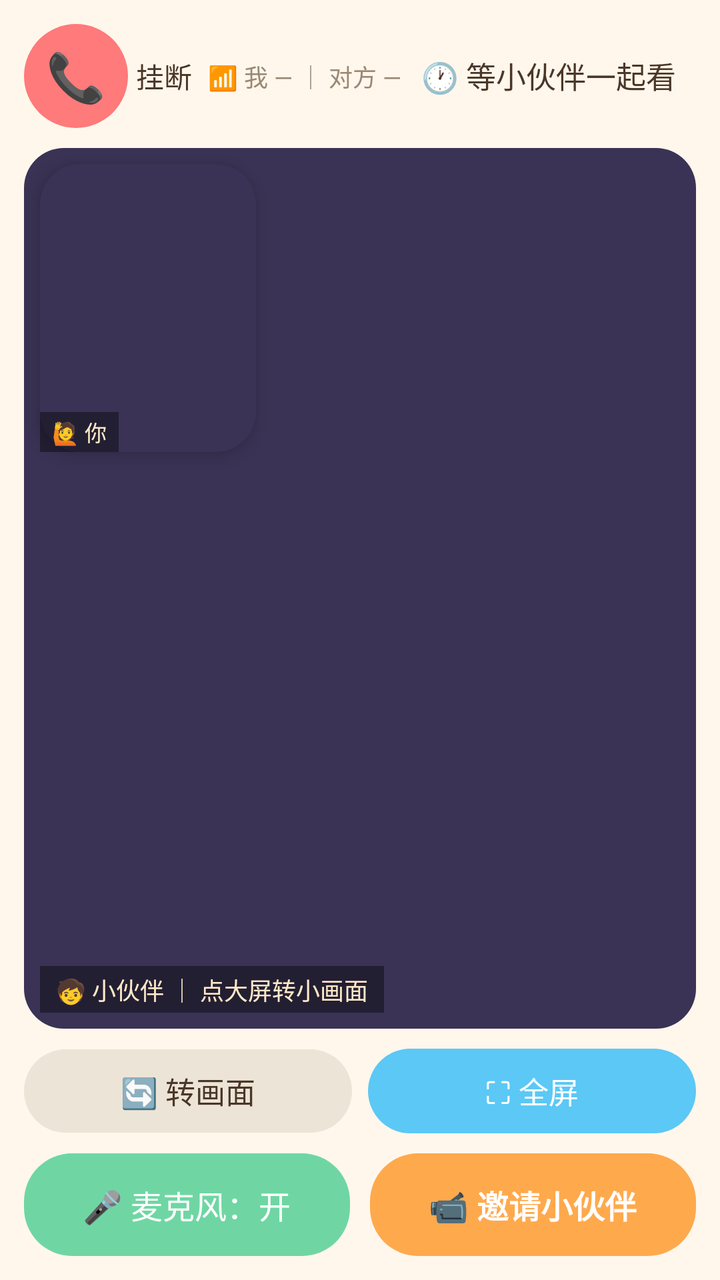
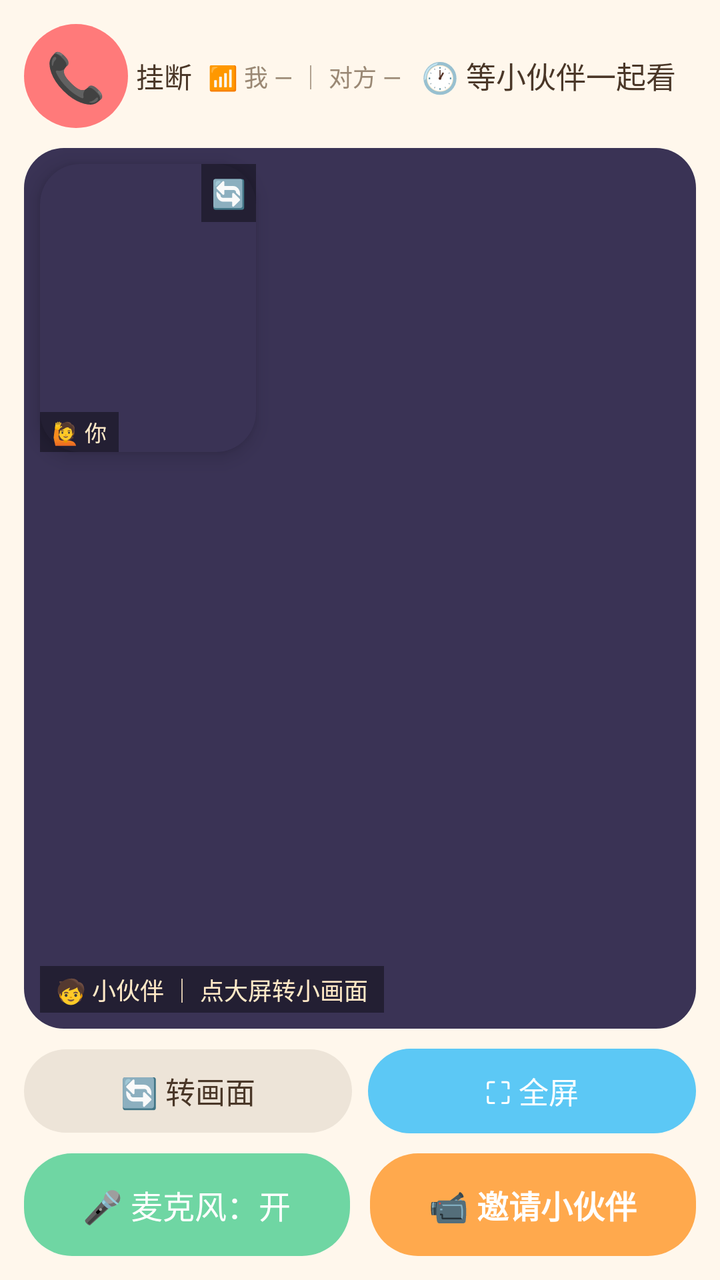

An Android layout rendered at two revisions. The XML below is the earlier revision; the diff shows what the commit changed to produce the second picture.
<!-- AndroidManifest.xml: application theme Theme.KidsTalk -->
<!-- res/layout/activity_video.xml -->
<?xml version="1.0" encoding="utf-8"?>
<FrameLayout xmlns:android="http://schemas.android.com/apk/res/android"
    android:id="@+id/videoRoot"
    android:layout_width="match_parent"
    android:layout_height="match_parent"
    android:background="#000000">

    <LinearLayout
        android:id="@+id/videoContent"
        android:orientation="vertical"
        android:padding="12dp"
        android:background="@color/kids_bg"
        android:layout_width="match_parent"
        android:layout_height="match_parent">

        <LinearLayout
            android:id="@+id/videoTopBar"
            android:orientation="horizontal"
            android:gravity="center_vertical"
            android:layout_width="match_parent"
            android:layout_height="wrap_content">

            <FrameLayout
                android:id="@+id/btnVideoBack"
                android:clickable="true"
                android:focusable="true"
                android:foreground="@drawable/ripple_light"
                android:background="@drawable/shape_circle_red"
                android:layout_width="52dp"
                android:layout_height="52dp">

                <TextView
                    android:text="📞"
                    android:textSize="24sp"
                    android:layout_gravity="center"
                    android:layout_width="wrap_content"
                    android:layout_height="wrap_content" />
            </FrameLayout>

            <TextView
                android:text="挂断"
                android:textSize="14sp"
                android:textColor="@color/kids_text"
                android:layout_marginStart="4dp"
                android:layout_width="wrap_content"
                android:layout_height="wrap_content" />

            <TextView
                android:id="@+id/tvLink"
                android:text="📶 我 — ｜ 对方 —"
                android:textSize="12sp"
                android:textColor="@color/kids_text_sub"
                android:layout_marginStart="8dp"
                android:layout_width="wrap_content"
                android:layout_height="wrap_content" />

            <TextView
                android:id="@+id/tvVideoStatus"
                android:text="🕐 等小伙伴一起看"
                android:textSize="15sp"
                android:textColor="@color/kids_text"
                android:layout_marginStart="10dp"
                android:layout_width="0dp"
                android:layout_weight="1"
                android:layout_height="wrap_content" />
        </LinearLayout>

        
        <FrameLayout
            android:id="@+id/videoStage"
            android:layout_width="match_parent"
            android:layout_height="0dp"
            android:layout_weight="1"
            android:layout_marginTop="10dp"
            android:background="@drawable/shape_screen">

            <TextureView
                android:id="@+id/remoteView"
                android:layout_width="match_parent"
                android:layout_height="match_parent"
                android:layout_gravity="center" />

            <TextView
                android:id="@+id/tvRemoteTag"
                android:text="🧒 小伙伴 ｜ 点大屏转小画面"
                android:textSize="12sp"
                android:textColor="#FFE9C7"
                android:background="#66000000"
                android:paddingHorizontal="8dp"
                android:paddingVertical="3dp"
                android:layout_gravity="bottom|start"
                android:layout_margin="8dp"
                android:layout_width="wrap_content"
                android:layout_height="wrap_content" />

            <FrameLayout
                android:id="@+id/localCard"
                android:layout_width="108dp"
                android:layout_height="144dp"
                android:layout_gravity="top|start"
                android:layout_margin="8dp"
                android:background="@drawable/shape_screen"
                android:elevation="6dp">

                <TextureView
                    android:id="@+id/localPreview"
                    android:layout_width="match_parent"
                    android:layout_height="match_parent"
                    android:layout_gravity="center" />

                <TextView
                    android:text="🙋 你"
                    android:textSize="11sp"
                    android:textColor="#FFE9C7"
                    android:background="#66000000"
                    android:paddingHorizontal="6dp"
                    android:paddingVertical="2dp"
                    android:layout_gravity="bottom|start"
                    android:layout_width="wrap_content"
                    android:layout_height="wrap_content" />
            </FrameLayout>
        </FrameLayout>

        
        <LinearLayout
            android:id="@+id/videoToolBar"
            android:orientation="horizontal"
            android:gravity="center"
            android:layout_marginTop="10dp"
            android:layout_width="match_parent"
            android:layout_height="wrap_content">

            <TextView
                android:id="@+id/btnRotate"
                android:text="🔄 转画面"
                android:textSize="15sp"
                android:textColor="@color/kids_text"
                android:background="@drawable/shape_pill_gray"
                android:gravity="center"
                android:clickable="true"
                android:focusable="true"
                android:paddingVertical="10dp"
                android:layout_width="0dp"
                android:layout_weight="1"
                android:layout_height="wrap_content" />

            <TextView
                android:id="@+id/btnFullscreen"
                android:text="⛶ 全屏"
                android:textSize="15sp"
                android:textColor="#FFFFFF"
                android:background="@drawable/shape_pill_blue"
                android:gravity="center"
                android:clickable="true"
                android:focusable="true"
                android:paddingVertical="10dp"
                android:layout_marginStart="8dp"
                android:layout_width="0dp"
                android:layout_weight="1"
                android:layout_height="wrap_content" />
        </LinearLayout>

        
        <LinearLayout
            android:id="@+id/videoBottomBar"
            android:orientation="horizontal"
            android:gravity="center"
            android:layout_marginTop="10dp"
            android:layout_width="match_parent"
            android:layout_height="wrap_content">

            <TextView
                android:id="@+id/btnMic"
                android:text="🎤 麦克风：开"
                android:textSize="16sp"
                android:textColor="#FFFFFF"
                android:background="@drawable/shape_pill_green"
                android:gravity="center"
                android:clickable="true"
                android:focusable="true"
                android:paddingVertical="14dp"
                android:layout_width="0dp"
                android:layout_weight="1"
                android:layout_height="wrap_content" />

            <TextView
                android:id="@+id/btnInvite"
                android:text="📹 邀请小伙伴"
                android:textSize="16sp"
                android:textStyle="bold"
                android:textColor="#FFFFFF"
                android:background="@drawable/shape_pill_orange"
                android:gravity="center"
                android:clickable="true"
                android:focusable="true"
                android:paddingVertical="14dp"
                android:layout_marginStart="10dp"
                android:layout_width="0dp"
                android:layout_weight="1"
                android:layout_height="wrap_content" />
        </LinearLayout>
    </LinearLayout>
</FrameLayout>
<!-- resources referenced by this layout -->
<resources>
  <color name="kids_bg">#FFF7EC</color>
  <color name="kids_text">#4A3728</color>
  <color name="kids_text_sub">#9A8874</color>
  <!-- drawable ripple_light (drawable) -->
  <?xml version="1.0" encoding="utf-8"?>
  <ripple xmlns:android="http://schemas.android.com/apk/res/android"
      android:color="#59FFFFFF" />
  <!-- drawable shape_circle_red (drawable) -->
  <?xml version="1.0" encoding="utf-8"?>
  <shape xmlns:android="http://schemas.android.com/apk/res/android" android:shape="oval">
      <solid android:color="#FF7A7A" />
  </shape>
  <!-- drawable shape_pill_blue (drawable) -->
  <?xml version="1.0" encoding="utf-8"?>
  <shape xmlns:android="http://schemas.android.com/apk/res/android" android:shape="rectangle">
      <solid android:color="#5CC8F5" />
      <corners android:radius="28dp" />
  </shape>
  <!-- drawable shape_pill_gray (drawable) -->
  <?xml version="1.0" encoding="utf-8"?>
  <shape xmlns:android="http://schemas.android.com/apk/res/android" android:shape="rectangle">
      <solid android:color="#EDE4D8" />
      <corners android:radius="24dp" />
  </shape>
  <!-- drawable shape_pill_green (drawable) -->
  <?xml version="1.0" encoding="utf-8"?>
  <shape xmlns:android="http://schemas.android.com/apk/res/android" android:shape="rectangle">
      <solid android:color="#6FD6A3" />
      <corners android:radius="24dp" />
  </shape>
  <!-- drawable shape_pill_orange (drawable) -->
  <?xml version="1.0" encoding="utf-8"?>
  <shape xmlns:android="http://schemas.android.com/apk/res/android" android:shape="rectangle">
      <solid android:color="#FFA94D" />
      <corners android:radius="24dp" />
  </shape>
  <!-- drawable shape_screen (drawable) -->
  <?xml version="1.0" encoding="utf-8"?>
  <shape xmlns:android="http://schemas.android.com/apk/res/android" android:shape="rectangle">
      <solid android:color="#3A3355" />
      <corners android:radius="20dp" />
  </shape>
  <style name="Theme.KidsTalk" parent="Theme.Material3.Light.NoActionBar">
          <item name="colorPrimary">@color/c_pink</item>
          <item name="colorPrimaryDark">@color/c_orange_dark</item>
          <item name="colorAccent">@color/c_orange</item>
          <item name="android:colorBackground">@color/kids_bg</item>
          <item name="android:windowBackground">@color/kids_bg</item>
          <item name="android:textColorPrimary">@color/kids_text</item>
          <item name="android:textColorSecondary">@color/kids_text_sub</item>
          <item name="android:statusBarColor">@color/kids_cream</item>
          <item name="android:windowLightStatusBar">true</item>
      </style>
  <color name="c_pink">#FF8FB1</color>
  <color name="c_orange_dark">#F08A24</color>
  <color name="c_orange">#FFA94D</color>
  <color name="kids_cream">#FFF0D2</color>
</resources>

<!-- the commit's change to res/layout/activity_video.xml (unified diff, before → after) -->
@@ -107,6 +107,19 @@
                     android:layout_width="match_parent"
                     android:layout_height="match_parent"
                     android:layout_gravity="center" />
+
+                <TextView
+                    android:id="@+id/btnPipRotate"
+                    android:text="🔄"
+                    android:textSize="14sp"
+                    android:textColor="#FFE9C7"
+                    android:background="#66000000"
+                    android:padding="5dp"
+                    android:layout_gravity="top|end"
+                    android:clickable="true"
+                    android:focusable="true"
+                    android:layout_width="wrap_content"
+                    android:layout_height="wrap_content" />
 
                 <TextView
                     android:text="🙋 你"
